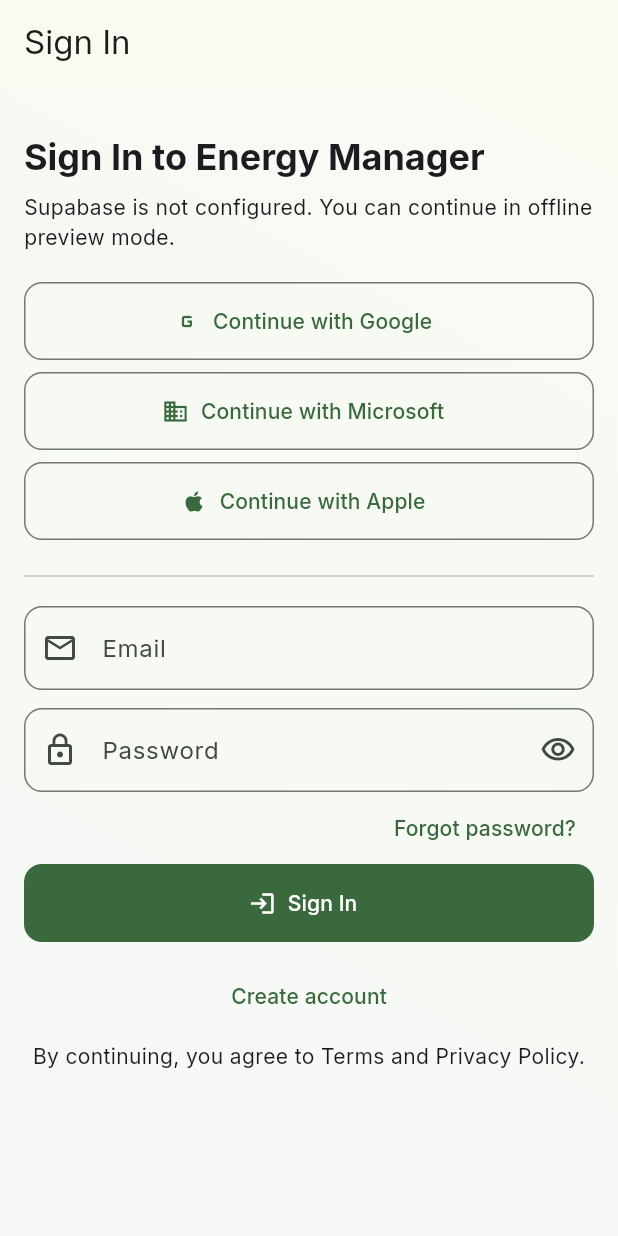
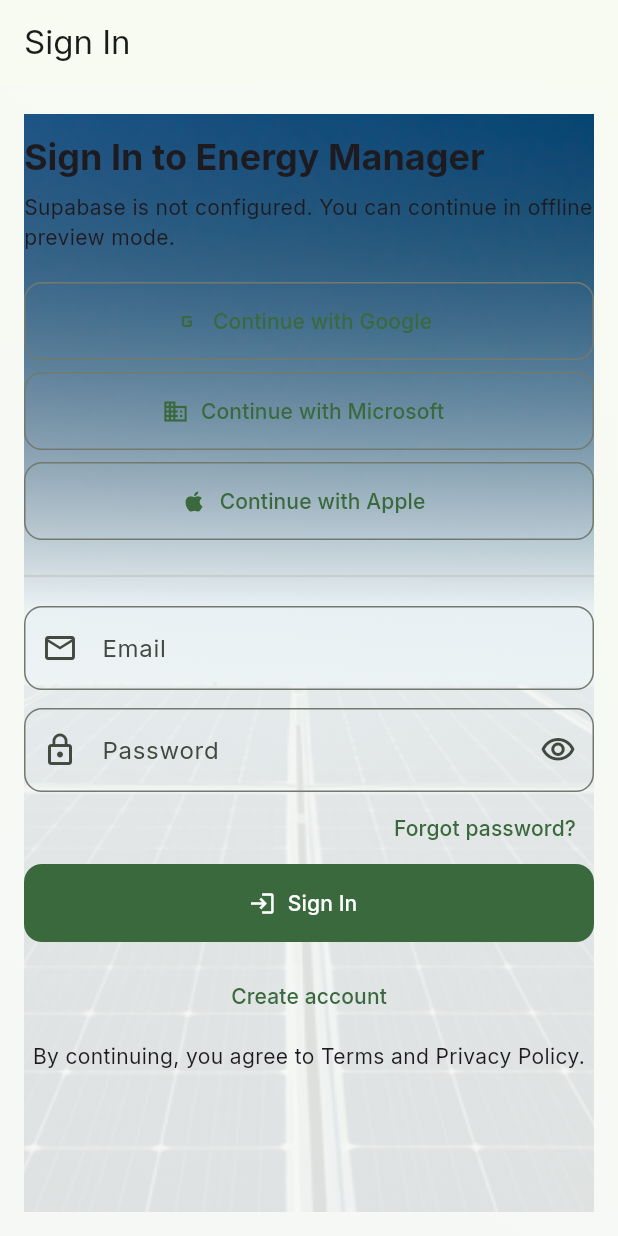
Before and after one commit to elvan11/grid-power-control, a Flutter app: the screen it shows after launch, on a phone screen of 412 x 824 dp. Run offline on Flutter 3.47's test engine with Material 3 defaults, Android fonts, the phone set to English and light mode, and no system bars; our stand-ins replace flutter_riverpod, go_router, google_fonts, shared_preferences, supabase_flutter; accounts and stored records are empty.

Commit message:
feat: add sign-in background image and update layout for improved user experience

```diff
--- a/app/lib/features/auth/sign_in_page.dart
+++ b/app/lib/features/auth/sign_in_page.dart
@@ -112,14 +112,45 @@
     final client = ref.watch(supabaseClientProvider);
     return GpPageScaffold(
       title: 'Sign In',
-      body: ListView(
+      maxContentWidth: double.infinity,
+      body: Stack(
+        children: [
+          Positioned.fill(
+            child: Image.asset(
+              'assets/auth/sign_in_background.jpg',
+              fit: BoxFit.cover,
+              alignment: Alignment.topCenter,
+            ),
+          ),
+          Positioned.fill(
+            child: DecoratedBox(
+              decoration: BoxDecoration(
+                gradient: LinearGradient(
+                  begin: Alignment.topCenter,
+                  end: Alignment.bottomCenter,
+                  colors: [
+                    Colors.black.withValues(alpha: 0.2),
+                    Theme.of(
+                      context,
+                    ).scaffoldBackgroundColor.withValues(alpha: 0.9),
+                  ],
+                  stops: const [0.0, 0.45],
+                ),
+              ),
+            ),
+          ),
+          Align(
+            alignment: Alignment.topCenter,
+            child: ConstrainedBox(
+              constraints: const BoxConstraints(maxWidth: 520),
+              child: ListView(
                 children: [
                   const SizedBox(height: 12),
                   Text(
                     'Sign In to Energy Manager',
-            style: Theme.of(
-              context,
-            ).textTheme.headlineSmall?.copyWith(fontWeight: FontWeight.w700),
+                    style: Theme.of(context).textTheme.headlineSmall?.copyWith(
+                      fontWeight: FontWeight.w700,
+                    ),
                   ),
                   const SizedBox(height: 8),
                   Text(
@@ -132,7 +163,9 @@
                     GpSectionCard(
                       child: Text(
                         _errorText!,
-                style: TextStyle(color: Theme.of(context).colorScheme.error),
+                        style: TextStyle(
+                          color: Theme.of(context).colorScheme.error,
+                        ),
                       ),
                     ),
                     const SizedBox(height: 12),
@@ -233,6 +266,10 @@
                   ),
                 ],
               ),
+            ),
+          ),
+        ],
+      ),
     );
   }
 }
--- a/app/pubspec.yaml
+++ b/app/pubspec.yaml
@@ -60,6 +60,8 @@
   # included with your application, so that you can use the icons in
   # the material Icons class.
   uses-material-design: true
+  assets:
+    - assets/auth/sign_in_background.jpg
 
   # To add assets to your application, add an assets section, like this:
   # assets:
```
Also changed, not shown: app/assets/auth/sign_in_background.jpg (added), 1 other file. Lines whose indentation alone changed are shown as unchanged.
